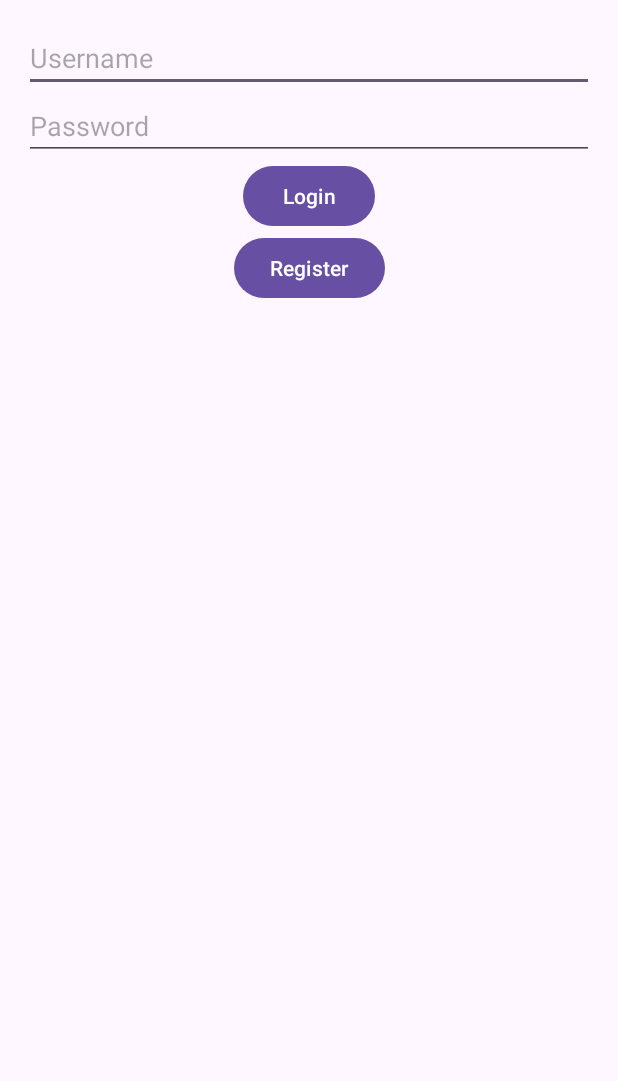
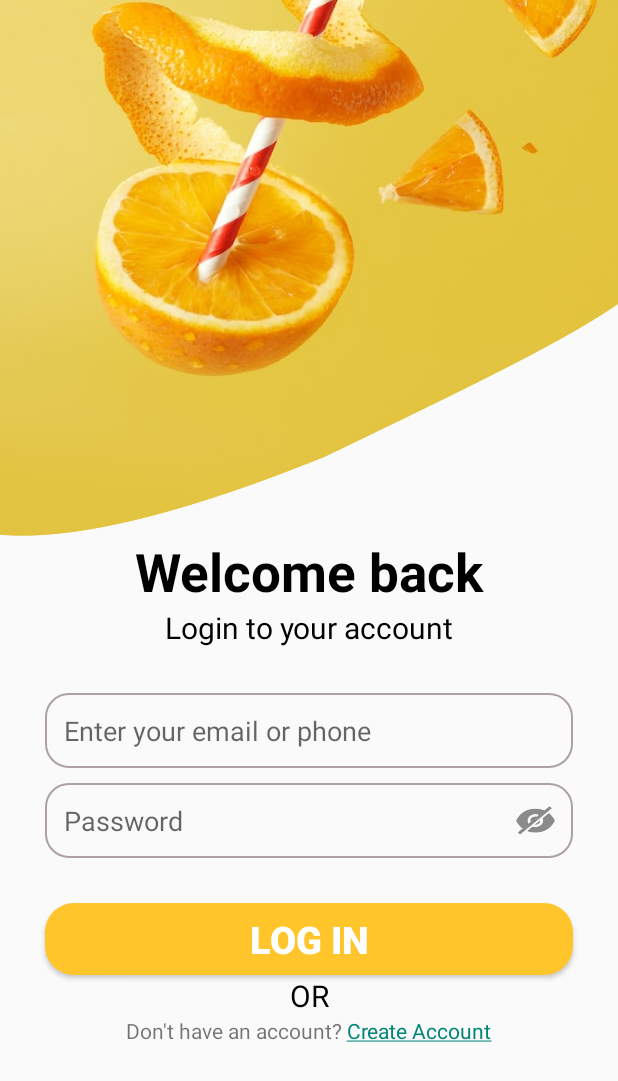
Before and after one commit to HathPage/BTVN_Day02, an Android app: the screen it shows after launch (MainActivity), on a phone screen of 412 x 824 dp. Shown: the top 1081 px of the screen. Run offline under Robolectric (Android 15) with nearby library versions, the phone set to English and light mode, and no system bars.

Commit message:
Initial commit

```diff
--- a/app/build.gradle.kts
+++ b/app/build.gradle.kts
@@ -32,7 +32,8 @@ android {
 }
 
 dependencies {
-
+    implementation("com.intuit.ssp:ssp-android:1.1.0")
+    implementation("com.intuit.sdp:sdp-android:1.1.0")
     implementation("androidx.appcompat:appcompat:1.6.1")
     implementation("com.google.android.material:material:1.11.0")
     implementation("androidx.constraintlayout:constraintlayout:2.1.4")
--- a/app/src/main/java/com/example/btvn_day02/MainActivity.java
+++ b/app/src/main/java/com/example/btvn_day02/MainActivity.java
@@ -1,18 +1,27 @@
 package com.example.btvn_day02;
 
 import androidx.appcompat.app.AppCompatActivity;
+import androidx.core.content.ContextCompat;
 
 import android.content.Intent;
 import android.os.Bundle;
+import android.text.InputType;
+import android.text.SpannableString;
+import android.text.method.LinkMovementMethod;
+import android.text.style.ClickableSpan;
+import android.text.style.ForegroundColorSpan;
 import android.view.View;
 import android.widget.Button;
 import android.widget.EditText;
+import android.widget.ImageButton;
+import android.widget.TextView;
 import android.widget.Toast;
 
 public class MainActivity extends AppCompatActivity {
 
     protected EditText editTextUsername, editTextPassword;
     protected Button buttonLogin, buttonRegister;
+    protected TextView tvRegister;
     protected UserManagement userManagement;
     @Override
     protected void onCreate(Bundle savedInstanceState) {
@@ -23,6 +32,23 @@ public class MainActivity extends AppCompatActivity {
         editTextUsername = findViewById(R.id.editTextUsername);
         editTextPassword = findViewById(R.id.editTextPassword);
         buttonLogin = findViewById(R.id.buttonLogin);
+
+        final ImageButton togglePasswordVisibility = findViewById(R.id.eye);
+
+        // Thiết lập sự kiện cho ImageButton
+        togglePasswordVisibility.setOnClickListener(new View.OnClickListener() {
+            @Override
+            public void onClick(View v) {
+                if (editTextPassword.getInputType() == 129) { //129 là kiểu password (ẩn pass)
+                    editTextPassword.setInputType(InputType.TYPE_CLASS_TEXT);
+                    togglePasswordVisibility.setImageResource(R.drawable.eye_open); // Thay đổi icon khi hiển thị mật khẩu
+
+                } else {
+                    editTextPassword.setInputType(129);
+                    togglePasswordVisibility.setImageResource(R.drawable.eyeicon); // Thay đổi icon khi ẩn mật khẩu
+                }
+            }
+        });
 
         buttonLogin.setOnClickListener(new View.OnClickListener() {
             @Override
@@ -38,13 +64,34 @@ public class MainActivity extends AppCompatActivity {
                 }
             }
         });
-        buttonRegister = findViewById(R.id.buttonRegister);
-        buttonRegister.setOnClickListener(new View.OnClickListener() {
+//        tvRegister = findViewById(R.id.buttonRegister);
+//        tvRegister.setOnClickListener(new View.OnClickListener() {
+//            @Override
+//            public void onClick(View v) {
+//                Intent intent = new Intent(MainActivity.this, RegisterActivity.class);
+//                startActivity(intent);
+//            }
+//        });
+        TextView tvRegister = findViewById(R.id.buttonRegister);
+        String text = "Don't have an account? Create Account";
+        SpannableString spannableString = new SpannableString(text);
+
+        ClickableSpan clickableSpan = new ClickableSpan() {
             @Override
-            public void onClick(View v) {
+            public void onClick(View widget) {
+                // Thực hiện hành động khi "Create Account" được bấm
                 Intent intent = new Intent(MainActivity.this, RegisterActivity.class);
                 startActivity(intent);
             }
-        });
+        };
+
+        // Thiết lập clickable span cho phần "Create Account"
+        spannableString.setSpan(clickableSpan,
+                text.indexOf("Create Account"), text.length(), 0);
+
+        // Thiết lập spannableString cho TextView
+        tvRegister.setText(spannableString);
+        tvRegister.setMovementMethod(LinkMovementMethod.getInstance());
+
     }
 }
--- /dev/null
+++ b/app/src/main/res/drawable/button.xml
@@ -0,0 +1,9 @@
+<?xml version="1.0" encoding="utf-8"?>
+<shape xmlns:android="http://schemas.android.com/apk/res/android">
+    <corners
+        android:radius="@dimen/_15sdp"
+        />
+    <solid
+        android:color="#FFC52A"
+        />
+</shape>
--- /dev/null
+++ b/app/src/main/res/drawable/shape.xml
@@ -0,0 +1,17 @@
+<?xml version="1.0" encoding="utf-8"?>
+<shape xmlns:android="http://schemas.android.com/apk/res/android"
+    android:shape="rectangle">
+    <stroke
+        android:color="#ADA1A1"
+        android:width="1dp"/>
+    <padding
+        android:bottom="@dimen/_10sdp"
+        android:top="@dimen/_10sdp"
+        android:right="@dimen/_10sdp"
+        android:left="@dimen/_10sdp"
+        />
+    <corners
+        android:radius="@dimen/_12sdp"
+        />
+
+</shape>
--- a/app/src/main/res/layout/activity_main.xml
+++ b/app/src/main/res/layout/activity_main.xml
@@ -6,46 +6,116 @@
     android:layout_height="match_parent"
     android:orientation="vertical"
     android:gravity="center"
-    android:padding="16dp"
     tools:context=".MainActivity">
+
+
+    <ImageView
+        android:id="@+id/loginPicture"
+        android:layout_width="match_parent"
+        android:layout_height="wrap_content"
+        app:layout_constraintTop_toTopOf="parent"
+        android:src="@drawable/login"
+        android:adjustViewBounds="true"
+        android:scaleType="fitXY"/>
+
+    <TextView
+        android:id="@+id/welcome"
+        android:layout_width="wrap_content"
+        android:layout_height="wrap_content"
+        android:text="Welcome back"
+        android:textColor="@color/black"
+        android:textStyle="bold"
+        android:textSize="35sp"
+        app:layout_constraintEnd_toEndOf="parent"
+        app:layout_constraintStart_toStartOf="parent"
+        app:layout_constraintTop_toBottomOf="@+id/loginPicture" />
+
+    <TextView
+        android:id="@+id/welcome2"
+        android:layout_width="wrap_content"
+        android:layout_height="wrap_content"
+        android:textColor="@color/black"
+        android:text="Login to your account"
+        android:textSize="20sp"
+        app:layout_constraintEnd_toEndOf="parent"
+        app:layout_constraintStart_toStartOf="parent"
+        app:layout_constraintTop_toBottomOf="@+id/welcome" />
 
     <EditText
         android:id="@+id/editTextUsername"
         android:layout_width="0dp"
         android:layout_height="wrap_content"
-        android:hint="Username"
+        android:layout_margin="30dp"
+        android:hint="Enter your email or phone"
         android:inputType="text"
-        app:layout_constraintTop_toTopOf="parent"
         app:layout_constraintEnd_toEndOf="parent"
-        app:layout_constraintStart_toStartOf="parent" />
+        app:layout_constraintStart_toStartOf="parent"
+        app:layout_constraintTop_toBottomOf="@+id/welcome2"
+        android:background="@drawable/shape"
+        />
 
     <EditText
         android:id="@+id/editTextPassword"
         android:layout_width="0dp"
+        android:layout_marginRight="30dp"
+        android:layout_marginLeft="30dp"
+        android:layout_marginTop="10dp"
         android:layout_height="wrap_content"
         android:layout_marginBottom="16dp"
         android:hint="Password"
         android:inputType="textPassword"
         app:layout_constraintTop_toBottomOf="@+id/editTextUsername"
         app:layout_constraintEnd_toEndOf="parent"
-        app:layout_constraintStart_toStartOf="parent" />
+        app:layout_constraintStart_toStartOf="parent"
+        android:background="@drawable/shape"
+        />
+
+    <ImageButton
+        android:id="@+id/eye"
+        android:layout_width="30dp"
+        android:layout_height="30dp"
+        android:layout_marginEnd="40dp"
+        android:layout_marginBottom="10dp"
+        android:background="?android:selectableItemBackground"
+        android:scaleType="centerInside"
+        android:src="@drawable/eyeicon"
+        app:layout_constraintBottom_toBottomOf="@+id/editTextPassword"
+        app:layout_constraintEnd_toEndOf="parent" />
 
     <Button
         android:id="@+id/buttonLogin"
-        android:layout_width="wrap_content"
+        android:layout_width="0dp"
         android:layout_height="wrap_content"
-        android:text="Login"
+        android:layout_margin="30dp"
+        android:text="Log In"
+        android:textSize="25sp"
+        android:textStyle="bold"
+        android:textColor="@color/white"
         app:layout_constraintTop_toBottomOf="@+id/editTextPassword"
         app:layout_constraintEnd_toEndOf="parent"
-        app:layout_constraintStart_toStartOf="parent" />
+        app:layout_constraintStart_toStartOf="parent"
+        android:background="@drawable/button"
+        />
 
-    <Button
+    <TextView
         android:id="@+id/buttonRegister"
         android:layout_width="wrap_content"
         android:layout_height="wrap_content"
-        android:text="Register"
-        app:layout_constraintTop_toBottomOf="@+id/buttonLogin"
+        android:text="Don't have an account? Create Account"
+        app:layout_constraintTop_toBottomOf="@+id/or"
         app:layout_constraintEnd_toEndOf="parent"
-        app:layout_constraintStart_toStartOf="parent" />
+        app:layout_constraintStart_toStartOf="parent"
+        />
+
+    <TextView
+        android:id="@+id/or"
+        android:layout_width="wrap_content"
+        android:layout_height="wrap_content"
+        android:textColor="@color/black"
+        android:text="OR"
+        android:textSize="20sp"
+        app:layout_constraintEnd_toEndOf="parent"
+        app:layout_constraintStart_toStartOf="parent"
+        app:layout_constraintTop_toBottomOf="@+id/buttonLogin" />
 
 </androidx.constraintlayout.widget.ConstraintLayout>
--- a/app/src/main/res/values-night/themes.xml
+++ b/app/src/main/res/values-night/themes.xml
@@ -1,6 +1,6 @@
 <resources xmlns:tools="http://schemas.android.com/tools">
     <!-- Base application theme. -->
-    <style name="Base.Theme.BTVN_Day02" parent="Theme.Material3.DayNight.NoActionBar">
+    <style name="Base.Theme.BTVN_Day02" parent="Theme.AppCompat.Light.NoActionBar">
         <!-- Customize your dark theme here. -->
         <!-- <item name="colorPrimary">@color/my_dark_primary</item> -->
     </style>
--- a/app/src/main/res/values/themes.xml
+++ b/app/src/main/res/values/themes.xml
@@ -1,6 +1,6 @@
 <resources xmlns:tools="http://schemas.android.com/tools">
     <!-- Base application theme. -->
-    <style name="Base.Theme.BTVN_Day02" parent="Theme.Material3.DayNight.NoActionBar">
+    <style name="Base.Theme.BTVN_Day02" parent="Theme.AppCompat.Light.NoActionBar">
         <!-- Customize your light theme here. -->
         <!-- <item name="colorPrimary">@color/my_light_primary</item> -->
     </style>
```
Also changed, not shown: app/src/main/res/drawable/eye_open.png (added), app/src/main/res/drawable/eyeicon.png (added), app/src/main/res/drawable/login.png (added), app/src/main/res/drawable/loginbutton.png (added).
